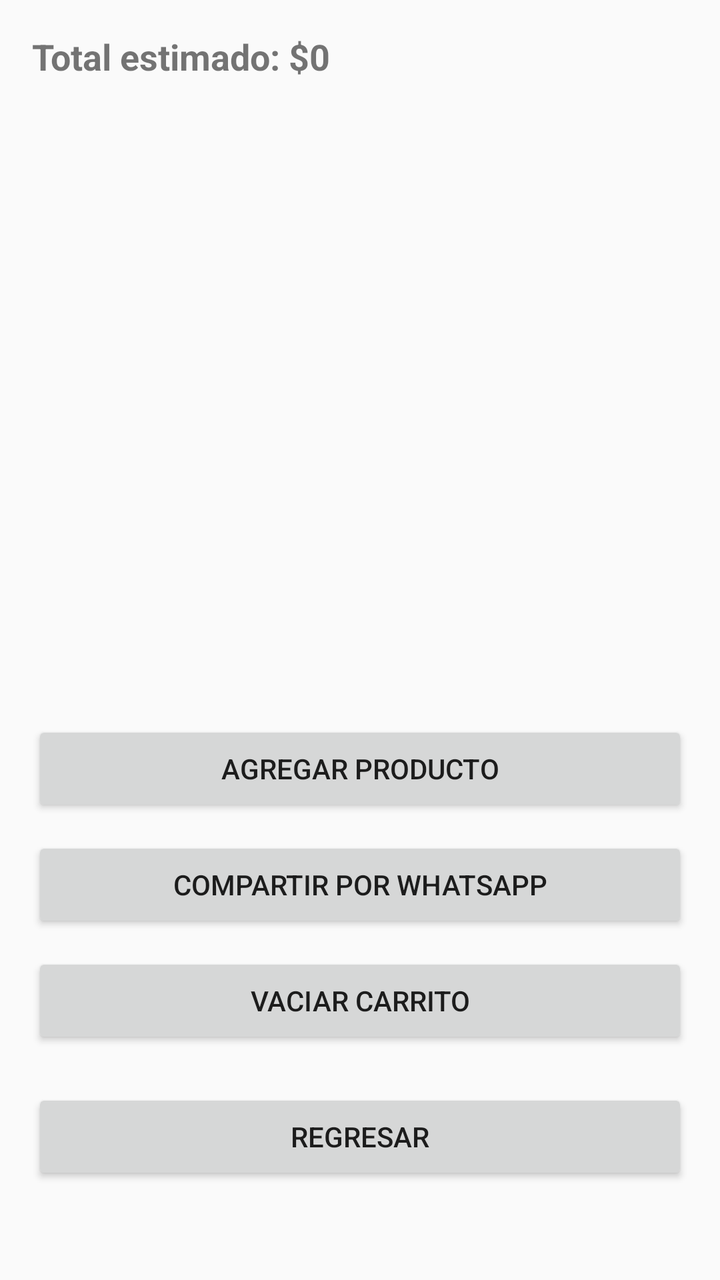
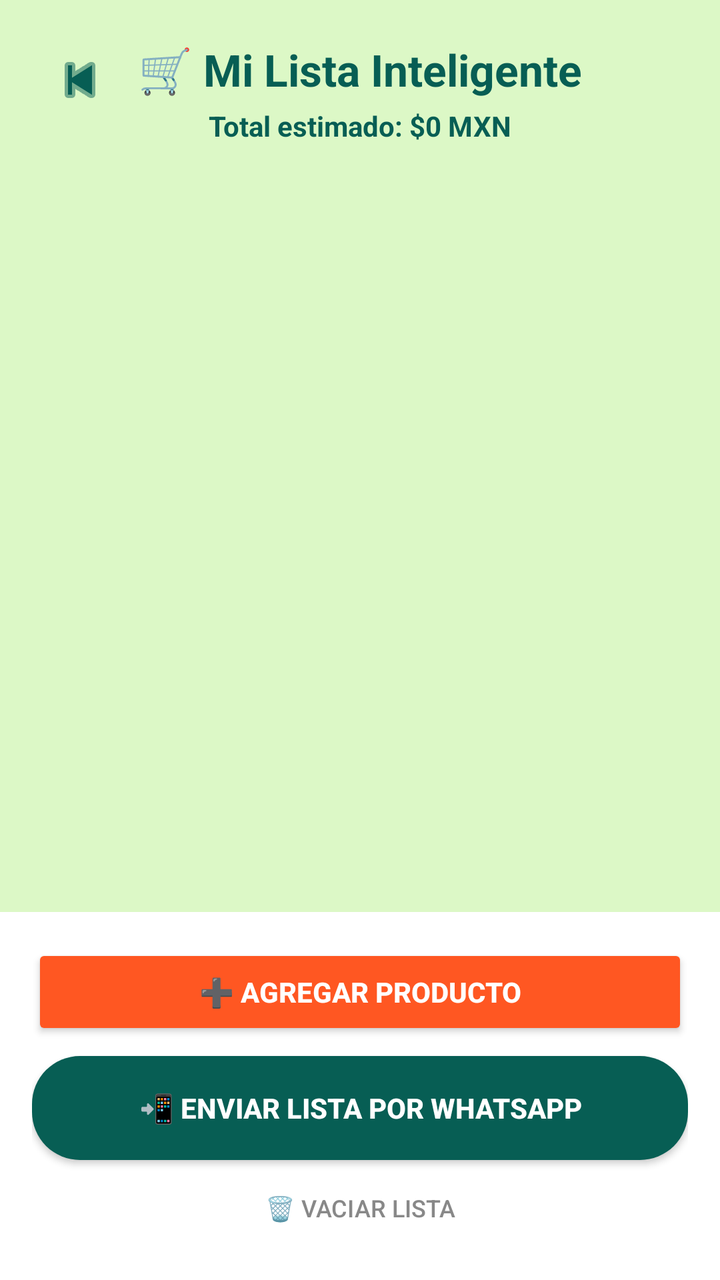

The first picture is an Android layout as it rendered before a commit; the second is the same layout after the commit. The layout source and the unified diff follow.
<!-- AndroidManifest.xml: application theme Theme.AppCompat.Light.NoActionBar -->
<!-- res/layout/activity_cart.xml -->
<?xml version="1.0" encoding="utf-8"?>
<LinearLayout
    xmlns:android="http://schemas.android.com/apk/res/android"
    android:orientation="vertical"
    android:padding="16dp"
    android:layout_width="match_parent"
    android:layout_height="match_parent">

    
    <TextView
        android:id="@+id/txtTotal"
        android:layout_width="match_parent"
        android:layout_height="wrap_content"
        android:text="Total estimado: $0"
        android:textSize="18sp"
        android:textStyle="bold"
        android:layout_marginBottom="10dp"/>

    
    <ListView
        android:id="@+id/listView"
        android:layout_width="match_parent"
        android:layout_height="300dp" />

    
    <Button
        android:id="@+id/btnAdd"
        android:layout_width="match_parent"
        android:layout_height="wrap_content"
        android:text="Agregar producto"
        android:layout_marginTop="10dp"/>

    
    <Button
        android:id="@+id/btnWhats"
        android:layout_width="match_parent"
        android:layout_height="wrap_content"
        android:text="Compartir por WhatsApp"
        android:layout_marginTop="10dp"/>

    
    <Button
        android:id="@+id/btnClear"
        android:layout_width="match_parent"
        android:layout_height="wrap_content"
        android:text="Vaciar carrito"
        android:layout_marginTop="10dp"/>

    
    <Button
        android:id="@+id/btnBack"
        android:layout_width="match_parent"
        android:layout_height="wrap_content"
        android:text="Regresar"
        android:layout_marginTop="20dp"/>

</LinearLayout>
<!-- resources referenced by this layout -->
<resources>

</resources>

<!-- the commit's change to res/layout/activity_cart.xml (unified diff, before → after) -->
@@ -1,57 +1,116 @@
 <?xml version="1.0" encoding="utf-8"?>
-<LinearLayout
+<androidx.constraintlayout.widget.ConstraintLayout
     xmlns:android="http://schemas.android.com/apk/res/android"
-    android:orientation="vertical"
-    android:padding="16dp"
+    xmlns:app="http://schemas.android.com/apk/res-auto"
     android:layout_width="match_parent"
-    android:layout_height="match_parent">
+    android:layout_height="match_parent"
+    android:background="#DCF8C6">
+
+    
+    <ImageButton
+        android:id="@+id/btnBack"
+        android:layout_width="48dp"
+        android:layout_height="48dp"
+        android:layout_marginTop="16dp"
+        android:layout_marginStart="16dp"
+        android:src="@android:drawable/ic_media_previous"
+        android:background="@android:color/transparent"
+        android:tint="#075E54"
+        app:layout_constraintTop_toTopOf="parent"
+        app:layout_constraintStart_toStartOf="parent"/>
+
+    
+    <TextView
+        android:id="@+id/txtTitulo"
+        android:layout_width="wrap_content"
+        android:layout_height="wrap_content"
+        android:text="🛒 Mi Lista Inteligente"
+        android:textSize="22sp"
+        android:textColor="#075E54"
+        android:textStyle="bold"
+        android:layout_marginTop="20dp"
+        app:layout_constraintTop_toTopOf="parent"
+        app:layout_constraintStart_toStartOf="parent"
+        app:layout_constraintEnd_toEndOf="parent"/>
 
     
     <TextView
         android:id="@+id/txtTotal"
+        android:layout_width="wrap_content"
+        android:layout_height="wrap_content"
+        android:text="Total estimado: $0 MXN"
+        android:textSize="14sp"
+        android:textColor="#075E54"
+        android:textStyle="bold"
+        android:layout_marginTop="4dp"
+        app:layout_constraintTop_toBottomOf="@id/txtTitulo"
+        app:layout_constraintStart_toStartOf="parent"
+        app:layout_constraintEnd_toEndOf="parent"/>
+
+    
+    <ScrollView
+        android:id="@+id/scrollChat"
+        android:layout_width="match_parent"
+        android:layout_height="0dp"
+        android:layout_marginTop="8dp"
+        android:padding="16dp"
+        app:layout_constraintTop_toBottomOf="@id/txtTotal"
+        app:layout_constraintBottom_toTopOf="@id/layoutBotones"
+        app:layout_constraintStart_toStartOf="parent"
+        app:layout_constraintEnd_toEndOf="parent">
+
+        <LinearLayout
+            android:id="@+id/chatContainer"
+            android:layout_width="match_parent"
+            android:layout_height="wrap_content"
+            android:orientation="vertical"/>
+
+    </ScrollView>
+
+    
+    <LinearLayout
+        android:id="@+id/layoutBotones"
         android:layout_width="match_parent"
         android:layout_height="wrap_content"
-        android:text="Total estimado: $0"
-        android:textSize="18sp"
-        android:textStyle="bold"
-        android:layout_marginBottom="10dp"/>
+        android:orientation="vertical"
+        android:padding="16dp"
+        android:background="#FFFFFF"
+        app:layout_constraintBottom_toBottomOf="parent"
+        app:layout_constraintStart_toStartOf="parent"
+        app:layout_constraintEnd_toEndOf="parent">
 
-    
-    <ListView
-        android:id="@+id/listView"
-        android:layout_width="match_parent"
-        android:layout_height="300dp" />
+        
+        <Button
+            android:id="@+id/btnAdd"
+            android:layout_width="match_parent"
+            android:layout_height="48dp"
+            android:text="➕ Agregar producto"
+            android:textColor="#FFFFFF"
+            android:textStyle="bold"
+            android:backgroundTint="#FF5722"
+            android:layout_marginBottom="8dp"/>
 
-    
-    <Button
-        android:id="@+id/btnAdd"
-        android:layout_width="match_parent"
-        android:layout_height="wrap_content"
-        android:text="Agregar producto"
-        android:layout_marginTop="10dp"/>
+        
+        <Button
+            android:id="@+id/btnWhats"
+            android:layout_width="match_parent"
+            android:layout_height="52dp"
+            android:text="📲 Enviar lista por WhatsApp"
+            android:textColor="#FFFFFF"
+            android:textStyle="bold"
+            android:background="@drawable/button_green"/>
 
-    
-    <Button
-        android:id="@+id/btnWhats"
-        android:layout_width="match_parent"
-        android:layout_height="wrap_content"
-        android:text="Compartir por WhatsApp"
-        android:layout_marginTop="10dp"/>
+        
+        <Button
+            android:id="@+id/btnClear"
+            android:layout_width="match_parent"
+            android:layout_height="40dp"
+            android:text="🗑️ Vaciar lista"
+            android:textColor="#888888"
+            android:textSize="12sp"
+            android:background="@android:color/transparent"
+            android:layout_marginTop="4dp"/>
 
-    
-    <Button
-        android:id="@+id/btnClear"
-        android:layout_width="match_parent"
-        android:layout_height="wrap_content"
-        android:text="Vaciar carrito"
-        android:layout_marginTop="10dp"/>
+    </LinearLayout>
 
-    
-    <Button
-        android:id="@+id/btnBack"
-        android:layout_width="match_parent"
-        android:layout_height="wrap_content"
-        android:text="Regresar"
-        android:layout_marginTop="20dp"/>
-
-</LinearLayout>
+</androidx.constraintlayout.widget.ConstraintLayout>
<!-- resource entries referenced after the edit -->
@@ -1,5 +1,10 @@
 <!-- resources referenced by this layout -->
 <resources>
-
+  <!-- drawable button_green (drawable) -->
+  <?xml version="1.0" encoding="utf-8"?>
+  <shape xmlns:android="http://schemas.android.com/apk/res/android">
+      <solid android:color="#075E54"/>
+      <corners android:radius="24dp"/>
+  </shape>
 </resources>
 
